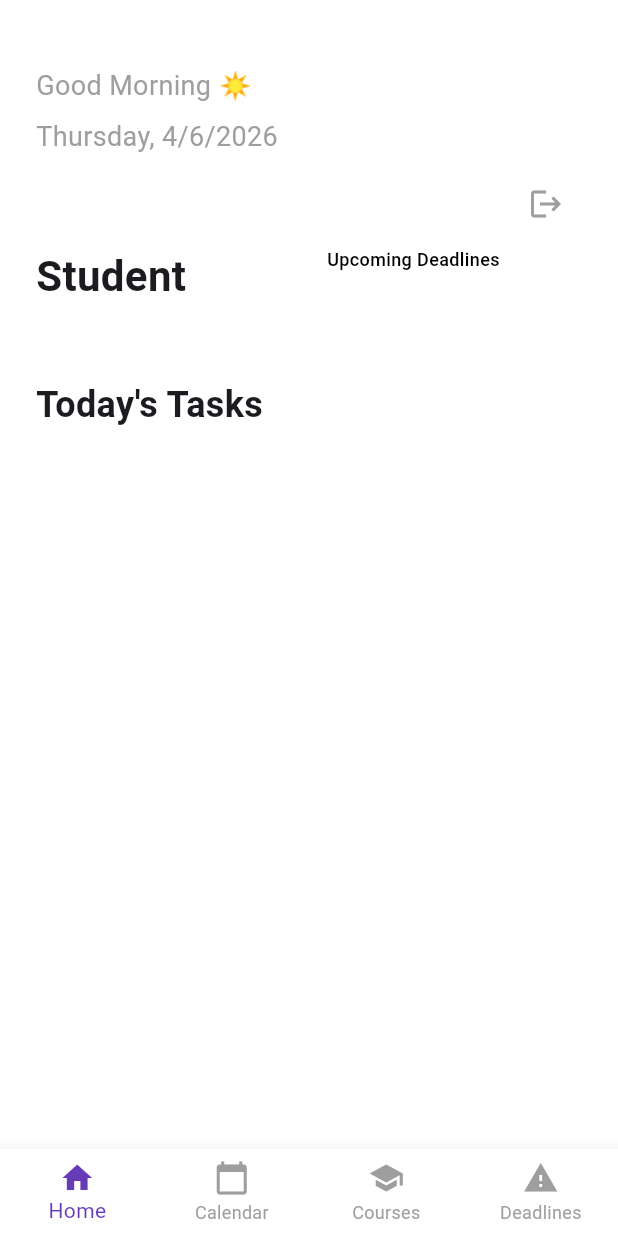
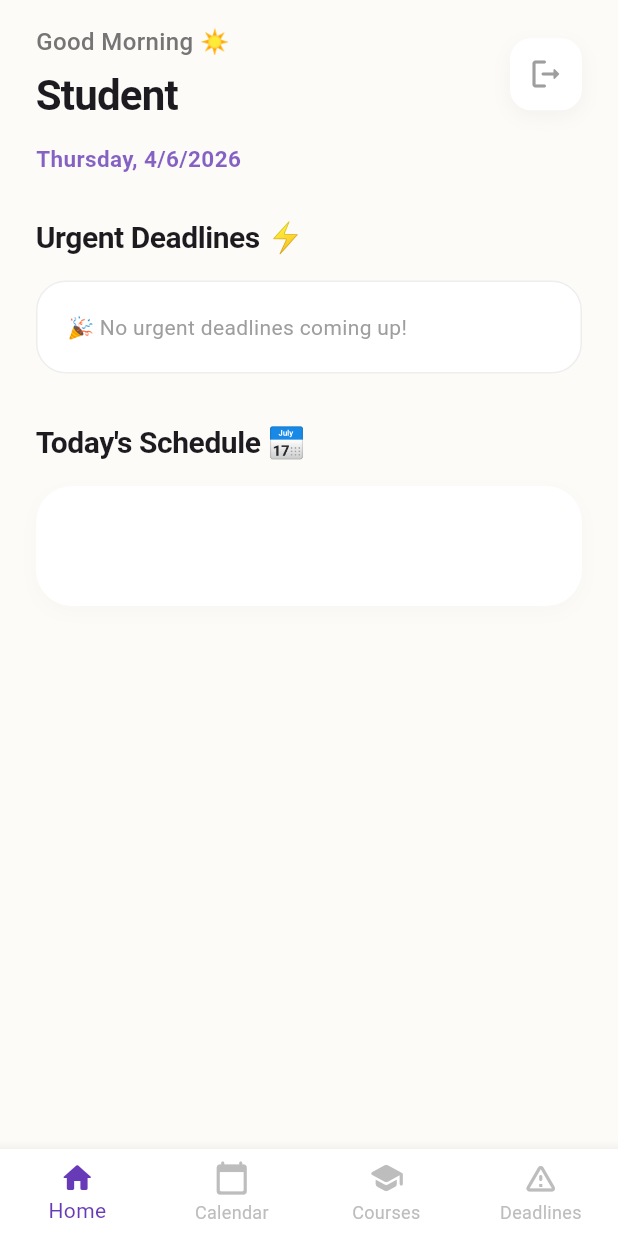
Before and after one commit to khaledgharra/Android-project, a Flutter app: the screen it shows once a user with an empty profile is signed in, on a phone screen of 412 x 824 dp. Run offline on Flutter 3.47's test engine with Material 3 defaults, Android fonts, the phone set to English and light mode, and no system bars; our stand-ins replace firebase_auth, firebase_core, shared_preferences; accounts and stored records are empty.

Commit message:
Update home_screen.dart

```diff
--- a/daycraft/lib/screens/home_screen.dart
+++ b/daycraft/lib/screens/home_screen.dart
@@ -18,10 +18,14 @@ class _HomeScreenState extends State<HomeScreen> {
 
   final TextEditingController taskController = TextEditingController();
 
+  // Premium design theme configurations
+  final Color backgroundColor = const Color(0xFFFDFBF7); // Soft Ivory/Cream
+  final Color primaryAccent = Colors.deepPurple;
+  final Color cardColor = Colors.white;
+
   @override
   void initState() {
     super.initState();
-
     loadTodayTasks();
     loadUpcomingDeadlines();
   }
@@ -29,285 +33,109 @@ class _HomeScreenState extends State<HomeScreen> {
   @override
   Widget build(BuildContext context) {
     return Scaffold(
+      backgroundColor: backgroundColor,
       bottomNavigationBar: BottomNavigationBar(
         currentIndex: 0,
-
         type: BottomNavigationBarType.fixed,
-
-        selectedItemColor: Colors.deepPurple,
-        unselectedItemColor: Colors.grey,
-
-        backgroundColor: Colors.white,
-
+        selectedItemColor: primaryAccent,
+        unselectedItemColor: Colors.grey.shade400,
+        backgroundColor: cardColor,
+        elevation: 8,
         onTap: (index) {
           if (index == 1) {
             Navigator.push(
               context,
               MaterialPageRoute(builder: (context) => const ScheduleScreen()),
-            ).then((_) {
-              loadTodayTasks();
-            });
+            ).then((_) => loadTodayTasks());
           }
-
           if (index == 2) {
             Navigator.push(
               context,
               MaterialPageRoute(builder: (context) => const CoursesScreen()),
             );
           }
-
           if (index == 3) {
             Navigator.push(
               context,
               MaterialPageRoute(builder: (context) => const DeadlinesScreen()),
-            ).then((_) {
-              loadUpcomingDeadlines();
-            });
+            ).then((_) => loadUpcomingDeadlines());
           }
         },
-
         items: const [
-          BottomNavigationBarItem(icon: Icon(Icons.home), label: "Home"),
-
-          BottomNavigationBarItem(
-            icon: Icon(Icons.calendar_today),
-            label: "Calendar",
-          ),
-
-          BottomNavigationBarItem(icon: Icon(Icons.school), label: "Courses"),
-
-          BottomNavigationBarItem(
-            icon: Icon(Icons.warning),
-            label: "Deadlines",
-          ),
+          BottomNavigationBarItem(icon: Icon(Icons.home_rounded), label: "Home"),
+          BottomNavigationBarItem(icon: Icon(Icons.calendar_today_rounded), label: "Calendar"),
+          BottomNavigationBarItem(icon: Icon(Icons.school_rounded), label: "Courses"),
+          BottomNavigationBarItem(icon: Icon(Icons.warning_amber_rounded), label: "Deadlines"),
         ],
       ),
-
-      /*floatingActionButton: FloatingActionButton(
-        onPressed: () {
-          showDialog(
-            context: context,
-            builder: (context) {
-              return AlertDialog(
-                title: const Text("Add Task"),
-
-                content: TextField(
-                  controller: taskController,
-                  decoration: const InputDecoration(
-                    hintText: "Enter task name",
-                  ),
-                ),
-
-                actions: [
-                  TextButton(
-                    onPressed: () {
-                      Navigator.pop(context);
-                    },
-                    child: const Text("Cancel"),
-                  ),
-
-                  ElevatedButton(
-                    onPressed: () {
-                      if (taskController.text.trim().isEmpty) {
-                        return;
-                      }
-
-                      setState(() {
-                        tasks.add(Task(title: taskController.text));
-                      });
-
-                      taskController.clear();
-
-                      Navigator.pop(context);
-                    },
-                    child: const Text("Add"),
-                  ),
-                ],
-              );
-            },
-          );
-        },
-        child: const Icon(Icons.add),
-      ),*/
       body: SafeArea(
-        child: Padding(
-          padding: const EdgeInsets.all(24),
-
-          child: SingleChildScrollView(
+        child: SingleChildScrollView(
+          physics: const BouncingScrollPhysics(),
+          child: Padding(
+            padding: const EdgeInsets.symmetric(horizontal: 24.0, vertical: 16.0),
             child: Column(
               crossAxisAlignment: CrossAxisAlignment.start,
               children: [
-                const SizedBox(height: 20),
-
-                Text(
-                  getGreeting(),
-                  style: TextStyle(fontSize: 18, color: Colors.grey),
-                ),
-
-                const SizedBox(height: 8),
-
-                Text(
-                  getFormattedDate(),
-                  style: const TextStyle(fontSize: 18, color: Colors.grey),
-                ),
-
-                const SizedBox(height: 8),
-
-                // Logout button
-                Align(
-                  alignment: Alignment.centerRight,
-                  child: IconButton(
-                    icon: const Icon(Icons.logout, color: Colors.grey),
-                    tooltip: "Logout",
-                    onPressed: () async {
-                      final confirm = await showDialog<bool>(
-                        context: context,
-                        builder: (context) => AlertDialog(
-                          title: const Text("Logout"),
-                          content: const Text(
-                            "Are you sure you want to logout?",
-                          ),
-                          actions: [
-                            TextButton(
-                              onPressed: () => Navigator.pop(context, false),
-                              child: const Text("Cancel"),
-                            ),
-                            ElevatedButton(
-                              onPressed: () => Navigator.pop(context, true),
-                              child: const Text("Logout"),
-                            ),
-                          ],
-                        ),
-                      );
-                      if (confirm == true) {
-                        await AuthService.signOut();
-                      }
-                    },
-                  ),
-                ),
-
-                const SizedBox(height: 4),
-
+                // --- TOP ROW: GREETINGS & LOGOUT ---
                 Row(
-                  crossAxisAlignment: CrossAxisAlignment.start,
-
                   mainAxisAlignment: MainAxisAlignment.spaceBetween,
-
                   children: [
-                    Flexible(
-                      child: Text(
-                        _getUserDisplayName(),
-
-                        style: const TextStyle(
-                          fontSize: 28,
-                          fontWeight: FontWeight.bold,
-                        ),
-                        overflow: TextOverflow.ellipsis,
-                      ),
-                    ),
-
                     Column(
                       crossAxisAlignment: CrossAxisAlignment.start,
-
                       children: [
-                        const Text(
-                          "Upcoming Deadlines",
-
-                          style: TextStyle(
-                            fontSize: 12,
-                            color: Colors.black,
-                            fontWeight: FontWeight.w500,
-                          ),
+                        Text(
+                          getGreeting(),
+                          style: TextStyle(fontSize: 16, color: Colors.grey.shade600, fontWeight: FontWeight.w500),
                         ),
-
-                        const SizedBox(height: 2),
-
-                        SizedBox(
-                          height: 60,
-                          width: 170,
-
-                          child: ListView.builder(
-                            scrollDirection: Axis.horizontal,
-
-                            itemCount: upcomingDeadlines.take(2).length,
-
-                            itemBuilder: (context, index) {
-                              final item = upcomingDeadlines[index];
-
-                              return Container(
-                                width: 80,
-
-                                margin: const EdgeInsets.only(left: 4),
-
-                                padding: const EdgeInsets.all(10),
-
-                                decoration: BoxDecoration(
-                                  color: Colors.red,
-
-                                  borderRadius: BorderRadius.circular(16),
-                                ),
-
-                                child: Column(
-                                  crossAxisAlignment: CrossAxisAlignment.start,
-
-                                  children: [
-                                    Text(
-                                      item["title"]!,
-
-                                      maxLines: 1,
-
-                                      overflow: TextOverflow.ellipsis,
-
-                                      style: const TextStyle(
-                                        fontSize: 12,
-                                        fontWeight: FontWeight.bold,
-                                      ),
-                                    ),
-
-                                    const Spacer(),
-
-                                    Text(
-                                      item["date"]!,
-
-                                      style: const TextStyle(fontSize: 10),
-                                    ),
-                                  ],
-                                ),
-                              );
-                            },
-                          ),
+                        const SizedBox(height: 4),
+                        Text(
+                          _getUserDisplayName(),
+                          style: const TextStyle(fontSize: 28, fontWeight: FontWeight.bold, letterSpacing: -0.5),
                         ),
                       ],
                     ),
+                    Container(
+                      decoration: BoxDecoration(
+                        color: cardColor,
+                        borderRadius: BorderRadius.circular(14),
+                        boxShadow: [
+                          BoxShadow(color: Colors.black.withOpacity(0.04), blurRadius: 10, offset: const Offset(0, 4)),
+                        ],
+                      ),
+                      child: IconButton(
+                        icon: const Icon(Icons.logout_rounded, color: Colors.grey),
+                        tooltip: "Logout",
+                        onPressed: _handleLogout,
+                      ),
+                    ),
                   ],
                 ),
+                const SizedBox(height: 12),
 
-                const SizedBox(height: 10),
+                // Static Contextual Date Header
+                Text(
+                  getFormattedDate(),
+                  style: TextStyle(fontSize: 15, color: primaryAccent.withOpacity(0.8), fontWeight: FontWeight.bold),
+                ),
+                const SizedBox(height: 28),
 
+                // --- MID SECTION: HORIZONTAL URGENT DEADLINES ---
                 const Text(
-                  "Today's Tasks",
-                  style: TextStyle(fontSize: 24, fontWeight: FontWeight.bold),
+                  "Urgent Deadlines ⚡",
+                  style: TextStyle(fontSize: 20, fontWeight: FontWeight.bold, letterSpacing: -0.3),
                 ),
+                const SizedBox(height: 14),
+                _buildDeadlinesCarousel(),
+                const SizedBox(height: 32),
 
-                const SizedBox(height: 20),
-
-                SizedBox(
-                  height: 220,
-
-                  child: ListView.builder(
-                    physics: const NeverScrollableScrollPhysics(),
-
-                    itemCount: todayTasks.length,
-
-                    itemBuilder: (context, index) {
-                      final task = todayTasks[index];
-
-                      return scheduleCard(task);
-                    },
-                  ),
+                // --- BOTTOM SECTION: TODAY'S EXECUTION TIMELINE ---
+                const Text(
+                  "Today's Schedule 📅",
+                  style: TextStyle(fontSize: 20, fontWeight: FontWeight.bold, letterSpacing: -0.3),
                 ),
-
-                const SizedBox(height: 30),
+                const SizedBox(height: 14),
+                _buildTasksTimeline(),
+                const SizedBox(height: 24),
               ],
             ),
           ),
@@ -316,78 +144,207 @@ class _HomeScreenState extends State<HomeScreen> {
     );
   }
 
+  // Horizontal Carousel for Deadlines
+  Widget _buildDeadlinesCarousel() {
+    if (upcomingDeadlines.isEmpty) {
+      return Container(
+        width: double.infinity,
+        padding: const EdgeInsets.all(20),
+        decoration: BoxDecoration(
+          color: cardColor,
+          borderRadius: BorderRadius.circular(20),
+          border: Border.all(color: Colors.grey.shade200),
+        ),
+        child: const Text("🎉 No urgent deadlines coming up!", style: TextStyle(color: Colors.grey)),
+      );
+    }
+
+    return SizedBox(
+      height: 100,
+      child: ListView.builder(
+        scrollDirection: Axis.horizontal,
+        physics: const BouncingScrollPhysics(),
+        itemCount: upcomingDeadlines.take(3).length,
+        itemBuilder: (context, index) {
+          final item = upcomingDeadlines[index];
+          return Container(
+            width: 190,
+            margin: const EdgeInsets.only(right: 14, bottom: 6),
+            padding: const EdgeInsets.all(16),
+            decoration: BoxDecoration(
+              color: cardColor,
+              borderRadius: BorderRadius.circular(16),
+              boxShadow: [
+                BoxShadow(
+                  color: Colors.red.withOpacity(0.08),
+                  blurRadius: 12,
+                  offset: const Offset(0, 4),
+                ),
+              ],
+              border: Border.all(color: Colors.red.shade300, width: 2),
+            ),
+            child: Column(
+              crossAxisAlignment: CrossAxisAlignment.start,
+              mainAxisAlignment: MainAxisAlignment.center,
+              children: [
+                Text(
+                  item["title"]?.toString() ?? "Untitled",
+                  maxLines: 1,
+                  overflow: TextOverflow.ellipsis,
+                  style: const TextStyle(fontSize: 15, fontWeight: FontWeight.bold, color: Colors.black87),
+                ),
+                const Spacer(),
+                Row(
+                  children: [
+                    Icon(Icons.access_time_rounded, size: 12, color: Colors.red.shade400),
+                    const SizedBox(width: 4),
+                    Text(
+                      item["date"]?.toString() ?? "N/A",
+                      style: TextStyle(fontSize: 12, color: Colors.red.shade400, fontWeight: FontWeight.w600),
+                    ),
+                  ],
+                ),
+              ],
+            ),
+          );
+        },
+      ),
+    );
+  }
+
+  // Clean Task Stack View
+  Widget _buildTasksTimeline() {
+    if (todayTasks.isEmpty) {
+      return Container(
+        width: double.infinity,
+        padding: const EdgeInsets.symmetric(vertical: 40, horizontal: 20),
+        decoration: BoxDecoration(
+          color: cardColor,
+          borderRadius: BorderRadius.circular(24),
+          boxShadow: [
+            BoxShadow(color: Colors.black.withOpacity(0.02), blurRadius: 10, offset: const Offset(0, 4)),
+          ],
+        ),
+      );
+    }
+
+    return ListView.builder(
+      shrinkWrap: true,
+      physics: const NeverScrollableScrollPhysics(),
+      itemCount: todayTasks.length,
+      itemBuilder: (context, index) {
+        final task = todayTasks[index];
+        return scheduleCard(task);
+      },
+    );
+  }
+
   Widget scheduleCard(Map<String, dynamic> task) {
     return Container(
-      margin: const EdgeInsets.only(bottom: 16),
-      padding: const EdgeInsets.all(20),
-
+      margin: const EdgeInsets.only(bottom: 14),
+      padding: const EdgeInsets.all(18),
       decoration: BoxDecoration(
-        color: Colors.deepPurple.shade50,
+        color: cardColor,
         borderRadius: BorderRadius.circular(20),
+        boxShadow: [
+          BoxShadow(
+            color: Colors.black.withOpacity(0.02),
+            blurRadius: 8,
+            offset: const Offset(0, 4),
+          ),
+        ],
+        border: Border.all(color: Colors.grey.shade100),
       ),
-
-      child: Column(
-        crossAxisAlignment: CrossAxisAlignment.start,
+      child: Row(
         children: [
-          Text(
-            task["title"]!,
-            style: const TextStyle(fontSize: 20, fontWeight: FontWeight.bold),
+          Container(
+            width: 4,
+            height: 45,
+            decoration: BoxDecoration(
+              color: primaryAccent.withOpacity(0.6),
+              borderRadius: BorderRadius.circular(2),
+            ),
           ),
-
-          const SizedBox(height: 8),
-
-          Text("${task["start"]} - ${task["end"]}"),
+          const SizedBox(width: 14),
+          Expanded(
+            child: Column(
+              crossAxisAlignment: CrossAxisAlignment.start,
+              children: [
+                Text(
+                  task["title"]!,
+                  style: const TextStyle(fontSize: 17, fontWeight: FontWeight.bold),
+                ),
+                const SizedBox(height: 6),
+                Text(
+                  "${task["start"]} - ${task["end"]}",
+                  style: TextStyle(fontSize: 13, color: Colors.grey.shade600, fontWeight: FontWeight.w500),
+                ),
+              ],
+            ),
+          ),
         ],
       ),
     );
   }
 
-  /// Parses a time string like "8:30 AM", "1:30 PM", or "13:30" into 24-hour (hour, minute)
+  Future<void> _handleLogout() async {
+    final confirm = await showDialog<bool>(
+      context: context,
+      builder: (context) => AlertDialog(
+        shape: RoundedRectangleBorder(borderRadius: BorderRadius.circular(20)),
+        title: const Text("Logout"),
+        content: const Text("Are you sure you want to logout?"),
+        actions: [
+          TextButton(
+            onPressed: () => Navigator.pop(context, false),
+            child: const Text("Cancel"),
+          ),
+          ElevatedButton(
+            style: ElevatedButton.styleFrom(
+              backgroundColor: Colors.red.shade400,
+              foregroundColor: Colors.white,
+              shape: RoundedRectangleBorder(borderRadius: BorderRadius.circular(12)),
+            ),
+            onPressed: () => Navigator.pop(context, true),
+            child: const Text("Logout"),
+          ),
+        ],
+      ),
+    );
+    if (confirm == true) {
+      await AuthService.signOut();
+    }
+  }
+
+  // --- Core Parsers & Helpers ---
   (int, int) _parseTime(String time) {
     final cleaned = time.trim().toUpperCase();
     final isPM = cleaned.contains("PM");
     final isAM = cleaned.contains("AM");
-    final withoutPeriod = cleaned
-        .replaceAll("AM", "")
-        .replaceAll("PM", "")
-        .trim();
+    final withoutPeriod = cleaned.replaceAll("AM", "").replaceAll("PM", "").trim();
     final parts = withoutPeriod.split(":");
     int hour = int.parse(parts[0].trim());
     int minute = parts.length > 1 ? int.parse(parts[1].trim()) : 0;
 
-    if (isPM && hour != 12) {
-      hour += 12;
-    }
-    if (isAM && hour == 12) {
-      hour = 0;
-    }
+    if (isPM && hour != 12) hour += 12;
+    if (isAM && hour == 12) hour = 0;
     return (hour, minute);
   }
 
   Future<void> loadTodayTasks() async {
     final allTasks = await StorageService.loadSchedule();
-
     final now = DateTime.now();
-
     final currentDay = getDayName(now.weekday);
-
     final currentHour = now.hour;
     final currentMinute = now.minute;
 
     List<Map<String, dynamic>> filtered = [];
-
     for (var task in allTasks) {
-      if (task["day"] != currentDay) {
-        continue;
-      }
-
+      if (task["day"] != currentDay) continue;
       if (task["start"] == null) continue;
 
       final (taskHour, taskMinute) = _parseTime(task["start"]!);
-
-      final isUpcoming =
-          taskHour > currentHour ||
-          (taskHour == currentHour && taskMinute >= currentMinute);
+      final isUpcoming = taskHour > currentHour || (taskHour == currentHour && taskMinute >= currentMinute);
 
       if (isUpcoming) {
         filtered.add(task);
@@ -395,104 +352,81 @@ class _HomeScreenState extends State<HomeScreen> {
     }
 
     if (!mounted) return;
-    setState(() {
-      todayTasks = filtered;
-    });
+    setState(() => todayTasks = filtered);
   }
 
-  /// Parses a date string in either "yyyy-MM-dd" or "d/M/yyyy" format
   DateTime? _parseDeadlineDate(String? dateStr) {
     if (dateStr == null || dateStr.isEmpty) return null;
-    // Try ISO format first (yyyy-MM-dd)
     try {
-      return DateTime.parse(dateStr);
-    } catch (_) {}
-    // Try d/M/yyyy format
+      final parsed = DateTime.parse(dateStr);
+      print("DEBUG: Parsed ISO format: $dateStr -> $parsed");
+      return parsed;
+    } catch (e) {
+      print("DEBUG: Failed to parse ISO format: $dateStr, error: $e");
+    }
     try {
       final parts = dateStr.split("/");
       if (parts.length == 3) {
-        final day = int.parse(parts[0]);
-        final month = int.parse(parts[1]);
-        final year = int.parse(parts[2]);
-        return DateTime(year, month, day);
+        final parsed = DateTime(int.parse(parts[2]), int.parse(parts[1]), int.parse(parts[0]));
+        print("DEBUG: Parsed d/M/yyyy format: $dateStr -> $parsed");
+        return parsed;
       }
-    } catch (_) {}
+    } catch (e) {
+      print("DEBUG: Failed to parse d/M/yyyy format: $dateStr, error: $e");
+    }
+    print("DEBUG: Could not parse date: $dateStr");
     return null;
   }
 
+  // Filter and display upcoming deadlines
   Future<void> loadUpcomingDeadlines() async {
     final allDeadlines = await StorageService.loadDeadlines();
-
-    // Filter out deadlines with unparseable dates
-    final withDates = allDeadlines.where((d) => _parseDeadlineDate(d["date"]) != null).toList();
-
-    withDates.sort((a, b) {
-      final aDate = _parseDeadlineDate(a["date"])!;
-      final bDate = _parseDeadlineDate(b["date"])!;
-      return aDate.compareTo(bDate);
-    });
+    print("========== DEBUG: All deadlines loaded ==========");
+    print("Total deadlines: ${allDeadlines.length}");
+    for (var i = 0; i < allDeadlines.length; i++) {
+      print("Deadline $i: ${allDeadlines[i]}");
+    }
 
     if (!mounted) return;
+    // For now, just show ALL deadlines without filtering to test
     setState(() {
-      upcomingDeadlines = withDates.take(3).toList();
+      upcomingDeadlines = allDeadlines;
     });
+    print("========== setState called, upcomingDeadlines.length = ${upcomingDeadlines.length} ==========");
   }
 
   String getDayName(int weekday) {
     switch (weekday) {
-      case 1:
-        return "Monday";
-      case 2:
-        return "Tuesday";
-      case 3:
-        return "Wednesday";
-      case 4:
-        return "Thursday";
-      case 5:
-        return "Friday";
-      case 6:
-        return "Saturday";
-      case 7:
-        return "Sunday";
-      default:
-        return "";
+      case 1: return "Monday";
+      case 2: return "Tuesday";
+      case 3: return "Wednesday";
+      case 4: return "Thursday";
+      case 5: return "Friday";
+      case 6: return "Saturday";
+      case 7: return "Sunday";
+      default: return "";
     }
   }
 
   String getGreeting() {
     final hour = DateTime.now().hour;
-
-    if (hour < 12) {
-      return "Good Morning ☀️";
-    }
-
-    if (hour < 18) {
-      return "Good Afternoon 🌤";
-    }
-
+    if (hour < 12) return "Good Morning ☀️";
+    if (hour < 18) return "Good Afternoon 🌤";
     return "Good Evening 🌙";
   }
 
   String getFormattedDate() {
     final now = DateTime.now();
-
     final day = getDayName(now.weekday);
-
-    return "$day, "
-        "${now.day}/${now.month}/${now.year}";
+    return "$day, ${now.day}/${now.month}/${now.year}";
   }
 
   String _getUserDisplayName() {
     final user = AuthService.currentUser;
     if (user == null) return "Student";
-    if (user.displayName != null && user.displayName!.isNotEmpty) {
-      return user.displayName!;
-    }
-    // Use the part before @ in email
+    if (user.displayName != null && user.displayName!.isNotEmpty) return user.displayName!;
     final email = user.email ?? "";
-    if (email.contains("@")) {
-      return email.split("@")[0];
-    }
+    if (email.contains("@")) return email.split("@")[0];
     return "Student";
   }
 }
```
